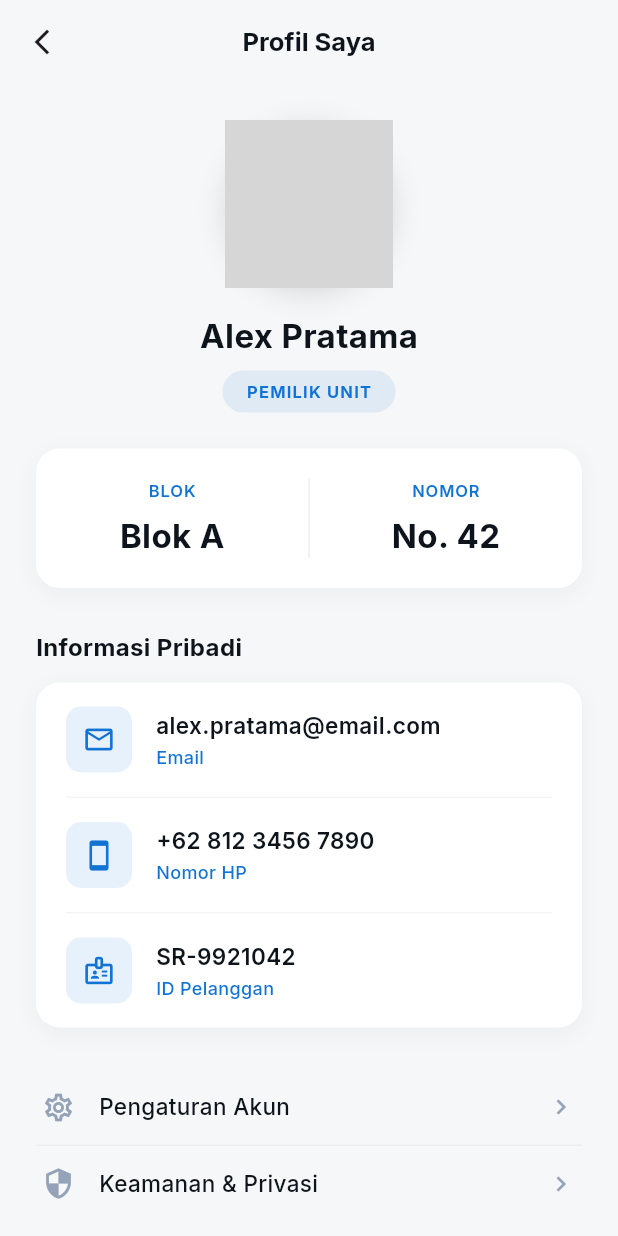
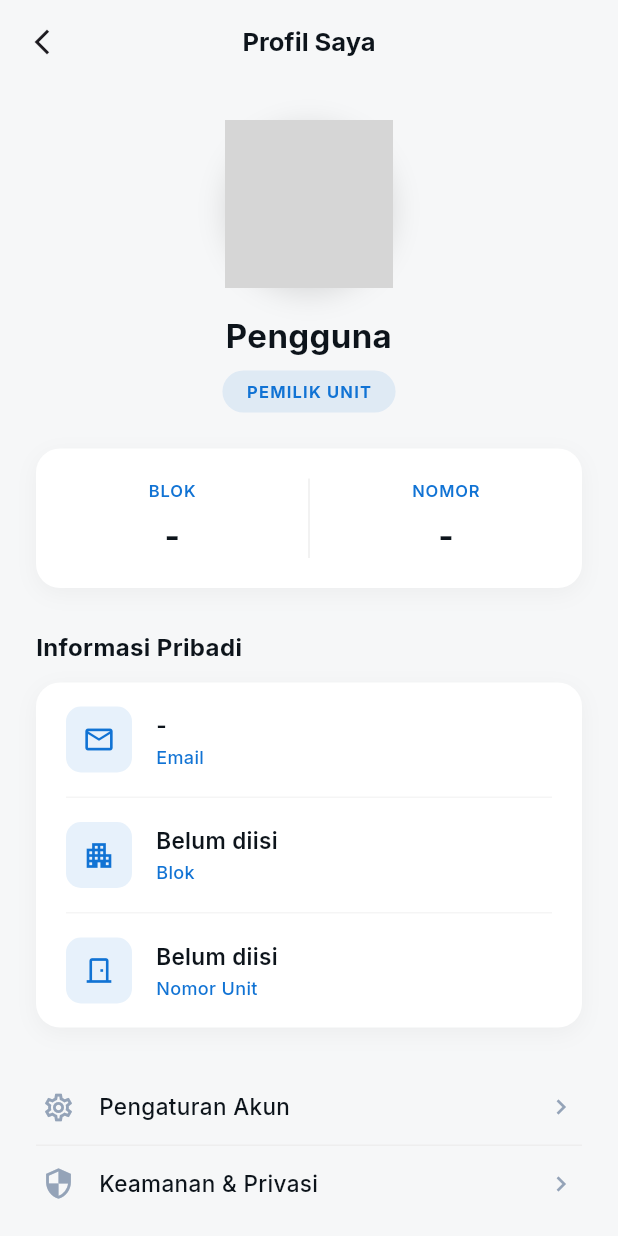
Before and after one commit to rizkianwar74/jorenasmartresidence, a Flutter app: the ProfilPage screen opened by its route, on a phone screen of 412 x 824 dp. Run offline on Flutter 3.47's test engine with Material 3 defaults, Android fonts, the phone set to English and light mode, and no system bars; our stand-ins replace cloud_firestore, firebase_auth, firebase_core, google_fonts, image_picker, webview_flutter; accounts and stored records are empty; network calls fail; grey boxes are pictures that could not be loaded.

Commit message:
feat: integrasi Home dan Home Satpam dengan database

```diff
--- a/lib/features/profile/profil_page.dart
+++ b/lib/features/profile/profil_page.dart
@@ -1,7 +1,15 @@
+// lib/features/profile/profil_page.dart
+// Update:
+// - Semua data (nama, email, blok, unit, role) dari AuthRepository
+// - Badge role dinamis (PEMILIK UNIT / SATPAM / ADMINISTRATOR)
+// - Avatar dari initial nama jika tidak ada foto
+// - Tombol Keluar aktif dengan konfirmasi dialog + navigate ke login
+
 import 'package:flutter/material.dart';
 import 'package:google_fonts/google_fonts.dart';
 import '../../core/theme/app_colors.dart';
 import '../../core/router/app_router.dart';
+import '../auth/auth_repository.dart';
 import 'widgets/profile_avatar.dart';
 import 'widgets/unit_info_card.dart';
 import 'widgets/personal_info_card.dart';
@@ -12,26 +20,115 @@ class ProfilPage extends StatelessWidget {
 
   static const double _contentMaxWidth = 600.0;
 
-  static const _infoItems = [
+  // ── Label & warna badge per role ────────────────────────────────────────
+  String _roleLabel(UserRole role) => switch (role) {
+        UserRole.admin   => 'ADMINISTRATOR',
+        UserRole.satpam  => 'PETUGAS KEAMANAN',
+        UserRole.user    => 'PEMILIK UNIT',
+      };
+
+  Color _roleBgColor(UserRole role) => switch (role) {
+        UserRole.admin   => Colors.amber.shade50,
+        UserRole.satpam  => Colors.teal.shade50,
+        UserRole.user    => AppColors.primaryLight,
+      };
+
+  Color _roleTextColor(UserRole role) => switch (role) {
+        UserRole.admin   => Colors.amber.shade800,
+        UserRole.satpam  => Colors.teal.shade700,
+        UserRole.user    => AppColors.primary,
+      };
+
+  // ── Avatar URL dari inisial nama ────────────────────────────────────────
+  String _avatarUrl(String nama) {
+    final encoded = Uri.encodeComponent(nama);
+    return 'https://ui-avatars.com/api/?name=$encoded&background=1173D4&color=fff&size=200';
+  }
+
+  // ── Konfirmasi logout ────────────────────────────────────────────────────
+  Future<void> _onLogout(BuildContext context) async {
+    final confirm = await showDialog<bool>(
+      context: context,
+      builder: (_) => AlertDialog(
+        shape: RoundedRectangleBorder(
+          borderRadius: BorderRadius.circular(16),
+        ),
+        title: Text(
+          'Keluar dari Akun?',
+          style: GoogleFonts.inter(fontWeight: FontWeight.bold),
+        ),
+        content: Text(
+          'Anda akan keluar dan perlu login kembali untuk mengakses aplikasi.',
+          style: GoogleFonts.inter(
+            fontSize: 14,
+            color: AppColors.textGrey,
+            height: 1.5,
+          ),
+        ),
+        actions: [
+          TextButton(
+            onPressed: () => Navigator.pop(context, false),
+            child: Text(
+              'Batal',
+              style: GoogleFonts.inter(color: AppColors.textGrey),
+            ),
+          ),
+          TextButton(
+            onPressed: () => Navigator.pop(context, true),
+            child: Text(
+              'Keluar',
+              style: GoogleFonts.inter(
+                color: Colors.red,
+                fontWeight: FontWeight.bold,
+              ),
+            ),
+          ),
+        ],
+      ),
+    );
+
+    if (confirm == true) {
+      await AuthRepository.logout();
+      if (context.mounted) {
+        // Kembali ke login, hapus semua route sebelumnya
+        Navigator.pushNamedAndRemoveUntil(
+          context,
+          AppRouter.login,
+          (route) => false,
+        );
+      }
+    }
+  }
+
+  @override
+  Widget build(BuildContext context) {
+    // Ambil data dari AuthRepository — sudah terisi saat login
+    final user = AuthRepository.currentUser;
+    final namaLengkap = user?.namaLengkap ?? 'Pengguna';
+    final email       = user?.username ?? '-';
+    final blok        = user?.blok ?? '-';
+    final nomorUnit   = user?.nomorUnit ?? '-';
+    final role        = user?.role ?? UserRole.user;
+
+    // Info card — dinamis dari data user
+    final infoItems = [
       PersonalInfoItem(
         icon: Icons.email_outlined,
-      value: 'alex.pratama@email.com',
+        value: email,
         label: 'Email',
       ),
       PersonalInfoItem(
-      icon: Icons.smartphone_outlined,
-      value: '+62 812 3456 7890',
-      label: 'Nomor HP',
+        icon: Icons.apartment_outlined,
+        value: blok.isEmpty || blok == '-' ? 'Belum diisi' : blok,
+        label: 'Blok',
       ),
       PersonalInfoItem(
-      icon: Icons.badge_outlined,
-      value: 'SR-9921042',
-      label: 'ID Pelanggan',
+        icon: Icons.door_front_door_outlined,
+        value: nomorUnit.isEmpty || nomorUnit == '-' ? 'Belum diisi' : 'No. $nomorUnit',
+        label: 'Nomor Unit',
       ),
     ];
 
-  @override
-  Widget build(BuildContext context) {
     return Scaffold(
       backgroundColor: const Color(0xFFF6F7F8),
       appBar: AppBar(
@@ -61,9 +158,9 @@ class ProfilPage extends StatelessWidget {
               children: [
                 const SizedBox(height: 24),
 
-                // --- Avatar ---
+                // ── Avatar dari inisial nama ───────────────────────────
                 ProfileAvatar(
-                  imageUrl: 'https://i.pravatar.cc/200?img=8',
+                  imageUrl: _avatarUrl(namaLengkap),
                   onEditTap: () {
                     // TODO: ganti foto profil
                   },
@@ -71,34 +168,35 @@ class ProfilPage extends StatelessWidget {
 
                 const SizedBox(height: 16),
 
-                // --- Nama ---
+                // ── Nama dari database ─────────────────────────────────
                 Text(
-                  'Alex Pratama',
+                  namaLengkap,
                   style: GoogleFonts.inter(
                     fontSize: 22,
                     fontWeight: FontWeight.bold,
                     color: AppColors.textDark,
                   ),
+                  textAlign: TextAlign.center,
                 ),
 
                 const SizedBox(height: 8),
 
-                // --- Badge role ---
+                // ── Badge role dinamis ─────────────────────────────────
                 Container(
                   padding: const EdgeInsets.symmetric(
                     horizontal: 16,
                     vertical: 6,
                   ),
                   decoration: BoxDecoration(
-                    color: AppColors.primary.withOpacity(0.1),
+                    color: _roleBgColor(role),
                     borderRadius: BorderRadius.circular(20),
                   ),
                   child: Text(
-                    'PEMILIK UNIT',
+                    _roleLabel(role),
                     style: GoogleFonts.inter(
                       fontSize: 11,
                       fontWeight: FontWeight.bold,
-                      color: AppColors.primary,
+                      color: _roleTextColor(role),
                       letterSpacing: 0.8,
                     ),
                   ),
@@ -106,20 +204,20 @@ class ProfilPage extends StatelessWidget {
 
                 const SizedBox(height: 24),
 
-                // --- Kartu Blok/Unit ---
-                const UnitInfoCard(
-                  blockName: 'Blok A',
-                  unitNumber: 'No. 42',
+                // ── Kartu Blok/Unit — dari database ───────────────────
+                UnitInfoCard(
+                  blockName: blok == '-' || blok.isEmpty ? '-' : blok,
+                  unitNumber: nomorUnit == '-' || nomorUnit.isEmpty ? '-' : nomorUnit,
                 ),
 
                 const SizedBox(height: 28),
 
-                // --- Informasi Pribadi ---
-                const PersonalInfoCard(items: _infoItems),
+                // ── Informasi Pribadi — dari database ─────────────────
+                PersonalInfoCard(items: infoItems),
 
                 const SizedBox(height: 28),
 
-                // --- Menu ---
+                // ── Menu ──────────────────────────────────────────────
                 ProfileMenuItem(
                   icon: Icons.settings_outlined,
                   label: 'Pengaturan Akun',
@@ -139,13 +237,11 @@ class ProfilPage extends StatelessWidget {
 
                 const SizedBox(height: 28),
 
-                // --- Tombol Keluar ---
+                // ── Tombol Keluar — aktif dengan konfirmasi ───────────
                 Padding(
                   padding: const EdgeInsets.symmetric(horizontal: 24),
                   child: OutlinedButton.icon(
-                    onPressed: () {
-                      // TODO: logout
-                    },
+                    onPressed: () => _onLogout(context),
                     icon: const Icon(
                       Icons.logout_rounded,
                       color: Colors.red,
@@ -171,7 +267,7 @@ class ProfilPage extends StatelessWidget {
 
                 const SizedBox(height: 24),
 
-                // --- Footer versi ---
+                // ── Footer versi ───────────────────────────────────────
                 Text(
                   'SMART RESIDENCE V2.4.1',
                   style: GoogleFonts.inter(
```
Also changed, not shown: lib/features/home/home_page.dart (+55 -48 lines). Lines whose indentation alone changed are shown as unchanged.
